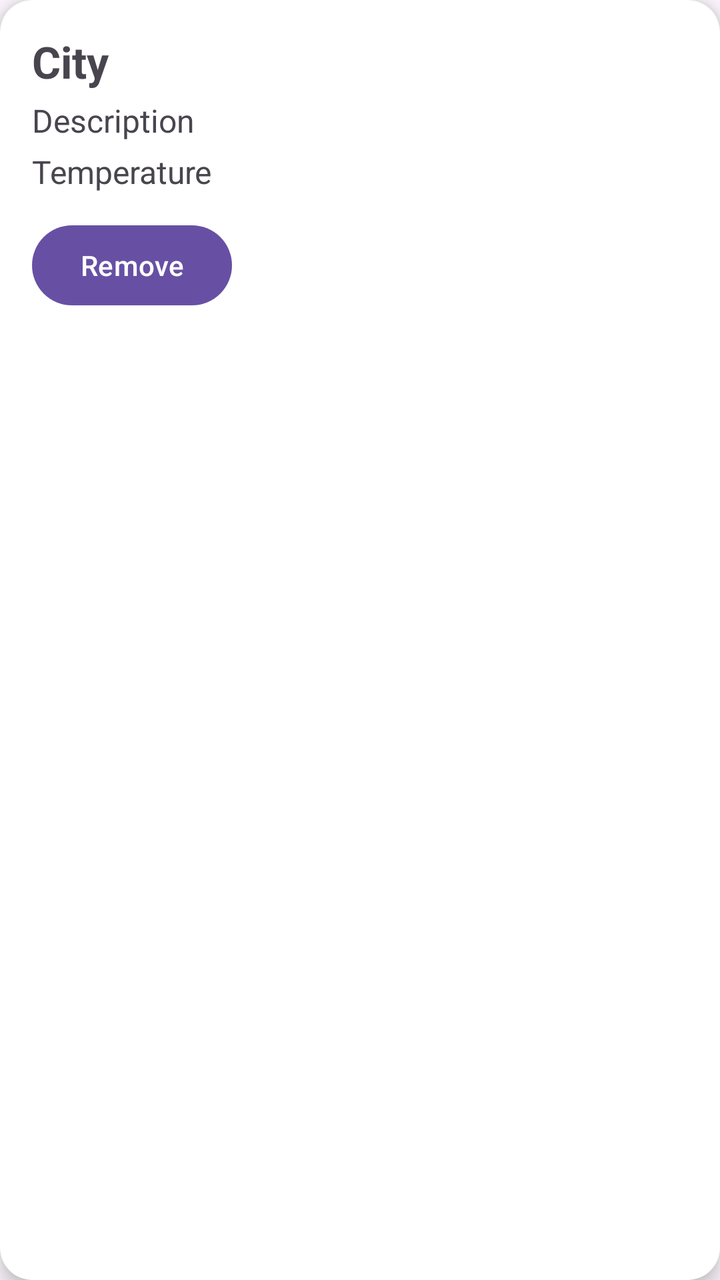
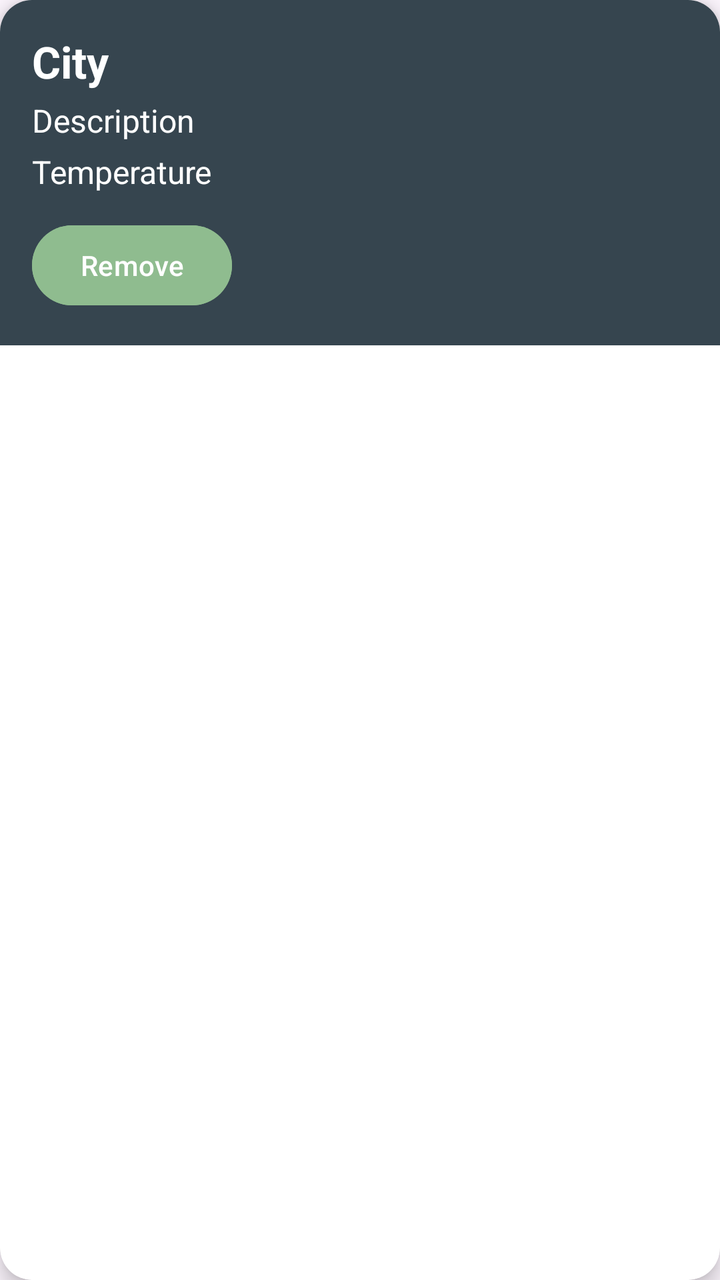

Two renders of the same Android screen: before a commit and after it. Below are the layout's source before the change and the commit's diff.
<!-- AndroidManifest.xml: application theme Theme.WeatherApp -->
<!-- res/layout/favorite_item.xml -->
<?xml version="1.0" encoding="utf-8"?>
<androidx.cardview.widget.CardView
    xmlns:android="http://schemas.android.com/apk/res/android"
    xmlns:app="http://schemas.android.com/apk/res-auto"
    android:layout_width="match_parent"
    android:layout_height="wrap_content"
    android:layout_margin="8dp"
    app:cardCornerRadius="16dp"
    app:cardElevation="6dp">

    <LinearLayout
        android:layout_width="match_parent"
        android:layout_height="wrap_content"
        android:orientation="vertical"
        android:padding="16dp">

        <TextView
            android:id="@+id/itemCity"
            android:layout_width="wrap_content"
            android:layout_height="wrap_content"
            android:text="City"
            android:textSize="22sp"
            android:textStyle="bold" />

        <TextView
            android:id="@+id/itemDescription"
            android:layout_width="wrap_content"
            android:layout_height="wrap_content"
            android:text="Description"
            android:textSize="16sp"
            android:layout_marginTop="4dp" />

        <TextView
            android:id="@+id/itemTemperature"
            android:layout_width="wrap_content"
            android:layout_height="wrap_content"
            android:text="Temperature"
            android:textSize="16sp"
            android:layout_marginTop="4dp" />

        <Button
            android:id="@+id/btnDeleteFavorite"
            android:layout_width="wrap_content"
            android:layout_height="wrap_content"
            android:text="Remove"
            android:layout_marginTop="12dp" />

    </LinearLayout>

</androidx.cardview.widget.CardView>
<!-- resources referenced by this layout -->
<resources>
  <style name="Theme.WeatherApp" parent="Base.Theme.WeatherApp" />
  <style name="Base.Theme.WeatherApp" parent="Theme.Material3.DayNight.NoActionBar">
          
          
      </style>
</resources>

<!-- the commit's change to res/layout/favorite_item.xml (unified diff, before → after) -->
@@ -9,6 +9,7 @@
     app:cardElevation="6dp">
 
     <LinearLayout
+        android:background="@color/charcoal"
         android:layout_width="match_parent"
         android:layout_height="wrap_content"
         android:orientation="vertical"
@@ -16,6 +17,7 @@
 
         <TextView
             android:id="@+id/itemCity"
+            android:textColor="@color/white"
             android:layout_width="wrap_content"
             android:layout_height="wrap_content"
             android:text="City"
@@ -24,6 +26,7 @@
 
         <TextView
             android:id="@+id/itemDescription"
+            android:textColor="@color/white"
             android:layout_width="wrap_content"
             android:layout_height="wrap_content"
             android:text="Description"
@@ -32,6 +35,7 @@
 
         <TextView
             android:id="@+id/itemTemperature"
+            android:textColor="@color/white"
             android:layout_width="wrap_content"
             android:layout_height="wrap_content"
             android:text="Temperature"
@@ -40,6 +44,8 @@
 
         <Button
             android:id="@+id/btnDeleteFavorite"
+            android:backgroundTint="@color/light_green"
+            android:textColor="@color/white"
             android:layout_width="wrap_content"
             android:layout_height="wrap_content"
             android:text="Remove"
<!-- resource entries referenced after the edit -->
@@ -1,5 +1,8 @@
 <!-- resources referenced by this layout -->
 <resources>
+  <color name="charcoal">#36454F</color>
+  <color name="light_green">#8fbc8f</color>
+  <color name="white">#FFFFFFFF</color>
   <style name="Theme.WeatherApp" parent="Base.Theme.WeatherApp" />
   <style name="Base.Theme.WeatherApp" parent="Theme.Material3.DayNight.NoActionBar">
           
